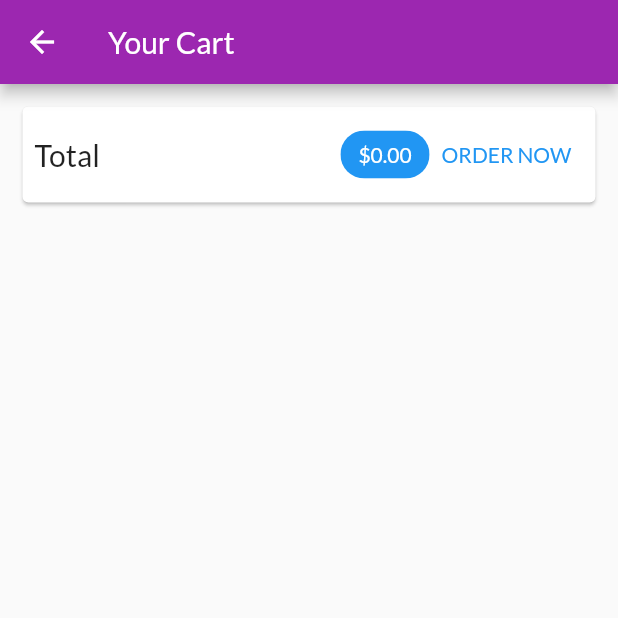
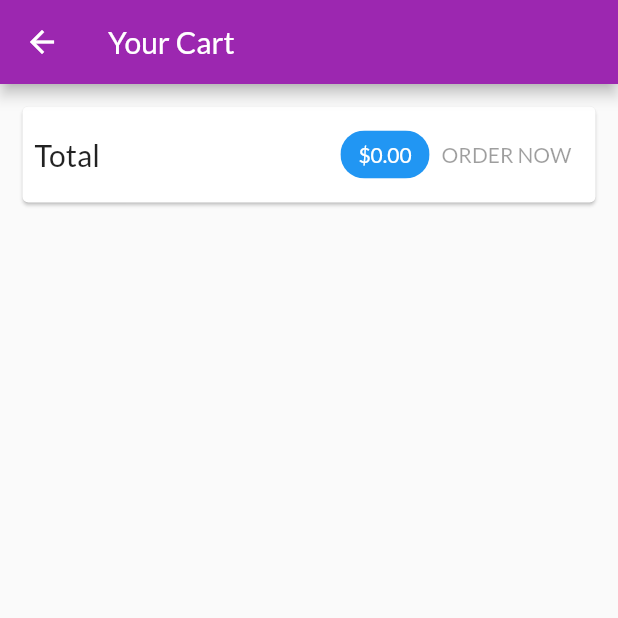
Before and after one commit to rodrigodsluz/flutter_shop_app, a Flutter app: the CartScreen screen opened by its route, on a phone screen of 412 x 824 dp, the top half of it. Run offline on Flutter 3.47's test engine with Material 2 defaults, Android fonts, the phone set to English and light mode, and no system bars; network calls fail.

Commit message:
feat: storing orders in the web

```diff
--- a/lib/screens/cart_screen.dart
+++ b/lib/screens/cart_screen.dart
@@ -42,19 +42,7 @@ class CartScreen extends StatelessWidget {
                     ),
                     backgroundColor: Theme.of(context).primaryColor,
                   ),
-                  TextButton(
-                    child: Text('ORDER NOW'),
-                    onPressed: () {
-                      Provider.of<Orders>(context, listen: false).addOrder(
-                        cart.items.values.toList(),
-                        cart.totalAmount,
-                      );
-                      cart.clear();
-                    },
-                    style: TextButton.styleFrom(
-                      foregroundColor: Theme.of(context).primaryColor,
-                    ),
-                  )
+                  OrderButton(cart: cart)
                 ],
               ),
             ),
@@ -79,3 +67,51 @@ class CartScreen extends StatelessWidget {
     );
   }
 }
+
+class OrderButton extends StatefulWidget {
+  const OrderButton({
+    Key key,
+    @required this.cart,
+  }) : super(key: key);
+
+  final Cart cart;
+
+  @override
+  State<OrderButton> createState() => _OrderButtonState();
+}
+
+class _OrderButtonState extends State<OrderButton> {
+  var _isLoading = false;
+
+  @override
+  Widget build(BuildContext context) {
+    return TextButton(
+      child: _isLoading
+          ? Center(
+              child: CircularProgressIndicator(),
+            )
+          : Text('ORDER NOW'),
+      onPressed: (widget.cart.totalAmount <= 0 || _isLoading)
+          ? null
+          : () async {
+              setState(() {
+                _isLoading = true;
+              });
+
+              await Provider.of<Orders>(context, listen: false).addOrder(
+                widget.cart.items.values.toList(),
+                widget.cart.totalAmount,
+              );
+
+              setState(() {
+                _isLoading = false;
+              });
+
+              widget.cart.clear();
+            },
+      style: TextButton.styleFrom(
+        foregroundColor: Theme.of(context).primaryColor,
+      ),
+    );
+  }
+}
```
Also changed, not shown: lib/providers/orders.dart (+29 -3 lines).
